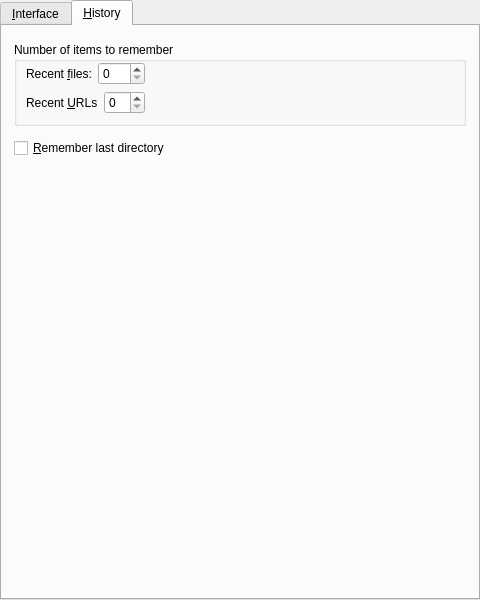
Qt form src/gui/pref/interface.ui (wilbert2000/wzplayer) before a commit.
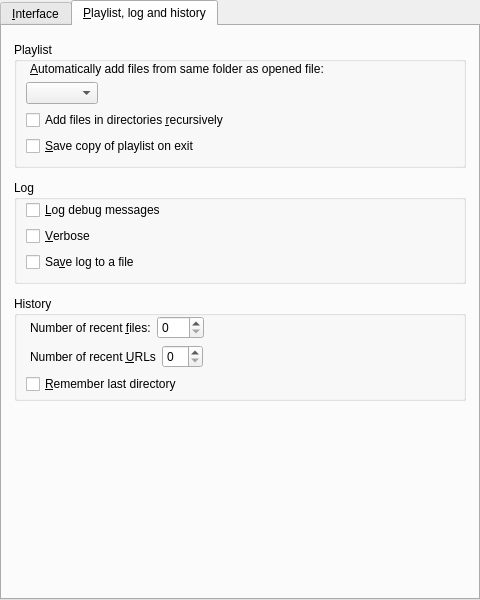
The same form after that commit. The open tabs and pages were chosen to show the change. Custom widgets are drawn as their Qt base class.

Commit message: Merge preferences section Playlist and log into Interface section

Patch:
```diff
--- a/src/gui/pref/interface.ui
+++ b/src/gui/pref/interface.ui
@@ -408,9 +408,9 @@
      </widget>
      <widget class="QWidget" name="history_tab">
       <attribute name="title">
-       <string>&amp;History</string>
+       <string>&amp;Playlist, log and history</string>
       </attribute>
-      <layout class="QVBoxLayout" name="verticalLayout_2">
+      <layout class="QVBoxLayout">
        <property name="spacing">
         <number>12</number>
        </property>
@@ -427,9 +427,144 @@
         <number>12</number>
        </property>
        <item>
-        <widget class="QGroupBox" name="groupBox_4">
+        <widget class="QGroupBox" name="playlist_group">
+         <property name="minimumSize">
+          <size>
+           <width>0</width>
+           <height>32</height>
+          </size>
+         </property>
          <property name="title">
-          <string>Number of items to remember</string>
+          <string>Playlist</string>
+         </property>
+         <property name="flat">
+          <bool>true</bool>
+         </property>
+         <layout class="QVBoxLayout" name="verticalLayout_22">
+          <property name="topMargin">
+           <number>0</number>
+          </property>
+          <item>
+           <layout class="QHBoxLayout" name="horizontalLayout">
+            <property name="leftMargin">
+             <number>4</number>
+            </property>
+            <item>
+             <widget class="QLabel" name="media_to_add_label">
+              <property name="sizePolicy">
+               <sizepolicy hsizetype="Expanding" vsizetype="Preferred">
+                <horstretch>0</horstretch>
+                <verstretch>0</verstretch>
+               </sizepolicy>
+              </property>
+              <property name="text">
+               <string>&amp;Automatically add files from same folder as opened file:</string>
+              </property>
+              <property name="wordWrap">
+               <bool>true</bool>
+              </property>
+              <property name="buddy">
+               <cstring>media_to_add_combo</cstring>
+              </property>
+             </widget>
+            </item>
+           </layout>
+          </item>
+          <item>
+           <layout class="QHBoxLayout">
+            <item>
+             <widget class="QComboBox" name="media_to_add_combo"/>
+            </item>
+            <item>
+             <spacer name="horizontalSpacer">
+              <property name="orientation">
+               <enum>Qt::Horizontal</enum>
+              </property>
+              <property name="sizeHint" stdset="0">
+               <size>
+                <width>40</width>
+                <height>20</height>
+               </size>
+              </property>
+             </spacer>
+            </item>
+           </layout>
+          </item>
+          <item>
+           <widget class="QCheckBox" name="recursive_check">
+            <property name="text">
+             <string>Add files in directories &amp;recursively</string>
+            </property>
+           </widget>
+          </item>
+          <item>
+           <widget class="QCheckBox" name="autosave_on_exit_check">
+            <property name="text">
+             <string>&amp;Save copy of playlist on exit</string>
+            </property>
+           </widget>
+          </item>
+         </layout>
+        </widget>
+       </item>
+       <item>
+        <widget class="QGroupBox" name="log_group">
+         <property name="title">
+          <string>Log</string>
+         </property>
+         <property name="flat">
+          <bool>true</bool>
+         </property>
+         <layout class="QVBoxLayout" name="verticalLayout">
+          <property name="topMargin">
+           <number>0</number>
+          </property>
+          <item alignment="Qt::AlignTop">
+           <widget class="QCheckBox" name="log_debug_check">
+            <property name="text">
+             <string>&amp;Log debug messages</string>
+            </property>
+           </widget>
+          </item>
+          <item>
+           <widget class="QCheckBox" name="log_verbose_check">
+            <property name="enabled">
+             <bool>true</bool>
+            </property>
+            <property name="sizePolicy">
+             <sizepolicy hsizetype="Expanding" vsizetype="Fixed">
+              <horstretch>0</horstretch>
+              <verstretch>0</verstretch>
+             </sizepolicy>
+            </property>
+            <property name="text">
+             <string>&amp;Verbose</string>
+            </property>
+           </widget>
+          </item>
+          <item>
+           <widget class="QCheckBox" name="log_file_check">
+            <property name="enabled">
+             <bool>true</bool>
+            </property>
+            <property name="sizePolicy">
+             <sizepolicy hsizetype="MinimumExpanding" vsizetype="Fixed">
+              <horstretch>0</horstretch>
+              <verstretch>0</verstretch>
+             </sizepolicy>
+            </property>
+            <property name="text">
+             <string>Sa&amp;ve log to a file</string>
+            </property>
+           </widget>
+          </item>
+         </layout>
+        </widget>
+       </item>
+       <item>
+        <widget class="QGroupBox" name="history_group">
+         <property name="title">
+          <string>History</string>
          </property>
          <property name="flat">
           <bool>true</bool>
@@ -438,15 +573,21 @@
           <property name="topMargin">
            <number>0</number>
           </property>
+          <property name="bottomMargin">
+           <number>4</number>
+          </property>
           <item>
            <layout class="QHBoxLayout" name="horizontalLayout_3">
+            <property name="leftMargin">
+             <number>4</number>
+            </property>
             <property name="bottomMargin">
              <number>0</number>
             </property>
             <item>
              <widget class="QLabel" name="max_files_label">
               <property name="text">
-               <string>Recent &amp;files:</string>
+               <string>Number of recent &amp;files:</string>
               </property>
               <property name="wordWrap">
                <bool>false</bool>
@@ -483,13 +624,16 @@
           </item>
           <item>
            <layout class="QHBoxLayout" name="horizontalLayout_5">
+            <property name="leftMargin">
+             <number>4</number>
+            </property>
             <property name="bottomMargin">
              <number>0</number>
             </property>
             <item>
              <widget class="QLabel" name="textLabel1_16">
               <property name="text">
-               <string>Recent &amp;URLs</string>
+               <string>Number of recent &amp;URLs</string>
               </property>
               <property name="wordWrap">
                <bool>false</bool>
@@ -524,18 +668,18 @@
             </item>
            </layout>
           </item>
+          <item>
+           <widget class="QCheckBox" name="save_dirs_check">
+            <property name="text">
+             <string>&amp;Remember last directory</string>
+            </property>
+           </widget>
+          </item>
          </layout>
         </widget>
        </item>
        <item>
-        <widget class="QCheckBox" name="save_dirs_check">
-         <property name="text">
-          <string>&amp;Remember last directory</string>
-         </property>
-        </widget>
-       </item>
-       <item>
-        <spacer name="verticalSpacer">
+        <spacer>
          <property name="orientation">
           <enum>Qt::Vertical</enum>
          </property>
```
Left out of the diff: 14 changed lines with no effect on the pictures. The commit also changes 9 other files.
